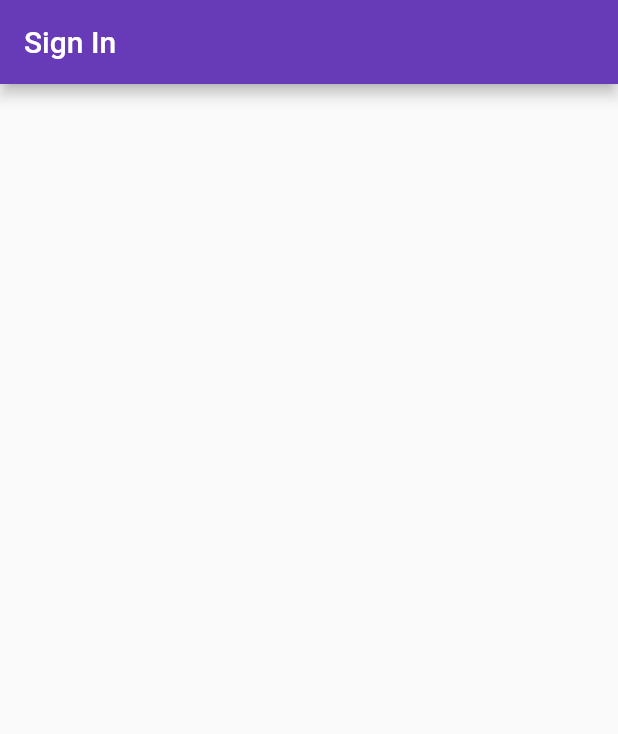
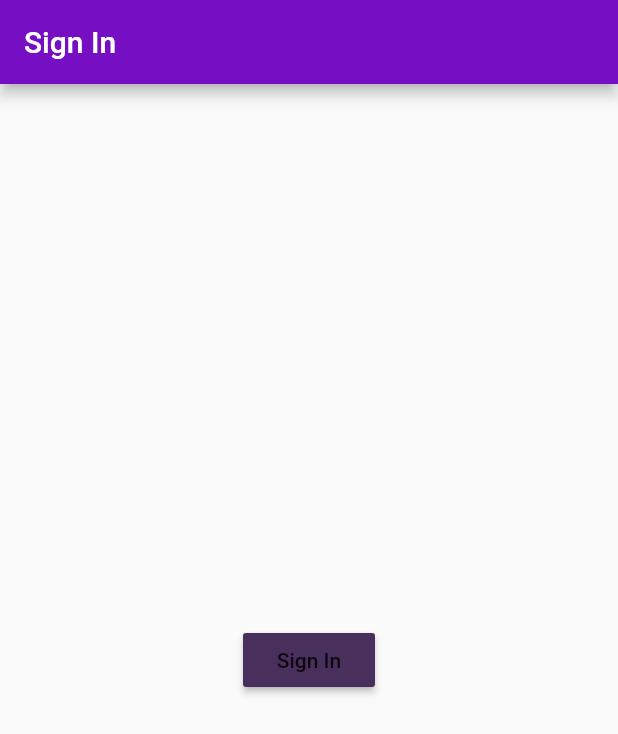
Before and after one commit to DroidsOnRoids/fluttrise, a Flutter app: the screen it shows after launch, on a phone screen of 412 x 824 dp. Shown: the top 734 px of the screen. Run offline on Flutter 3.47's test engine with Material 2 defaults, Android fonts, the light colour scheme and no system bars; generated files the repository leaves out were written again; project files that could hold a hidden picture were left out.

Commit message:
Extract colors and Sign in page to separate files

```diff
--- /dev/null
+++ b/lib/app/colors.dart
@@ -0,0 +1,9 @@
+import 'package:flutter/material.dart';
+
+class BitriseColors {
+  static const Color lightTurquoise = Color(0xFF0DD3C5);
+  static const Color purple = Color(0xFF760FC3);
+  static const Color bossanova = Color(0xFF492F5C);
+  static const Color affair = Color(0xFF683D87);
+  static const Color polar = Color(0xFFE6FAF9);
+}
--- a/lib/main.dart
+++ b/lib/main.dart
@@ -1,4 +1,7 @@
 import 'package:flutter/material.dart';
+import 'package:fluttrise/pages/sign_in/sign_in_page.dart';
+
+import 'app/colors.dart';
 
 void main() => runApp(FluttriseApp());
 
@@ -8,31 +11,11 @@ class FluttriseApp extends StatelessWidget {
     return MaterialApp(
       title: 'Fluttrise',
       theme: ThemeData(
-        primarySwatch: Colors.deepPurple,
-      ),
-      home: const FluttriseSignInPage(title: 'Sign In'),
+          brightness: Brightness.light,
+          primaryColor: BitriseColors.purple,
+          buttonColor: BitriseColors.bossanova,
+          accentColor: BitriseColors.affair),
+      home: const SignInPage(),
     );
   }
 }
-
-class FluttriseSignInPage extends StatelessWidget {
-  const FluttriseSignInPage({Key key, this.title}) : super(key: key);
-
-  final String title;
-
-  @override
-  Widget build(BuildContext context) {
-    return Scaffold(
-      appBar: AppBar(
-        title: Text(title),
-      ),
-      body: Center(
-        child: Column(
-          mainAxisAlignment: MainAxisAlignment.center,
-          children: const <Widget>[
-          ],
-        ),
-      ),
-    );
-  }
-}
--- /dev/null
+++ b/lib/pages/sign_in/sign_in_page.dart
@@ -0,0 +1,25 @@
+import 'package:flutter/material.dart';
+
+class SignInPage extends StatelessWidget {
+  const SignInPage({Key key}) : super(key: key);
+
+  @override
+  Widget build(BuildContext context) {
+    return Scaffold(
+      appBar: AppBar(
+        title: const Text('Sign In'),
+      ),
+      body: Center(
+        child: Column(
+          mainAxisAlignment: MainAxisAlignment.center,
+          children: <Widget>[
+            RaisedButton(
+              child: const Text('Sign In'),
+              onPressed: () {},
+            )
+          ],
+        ),
+      ),
+    );
+  }
+}
```
